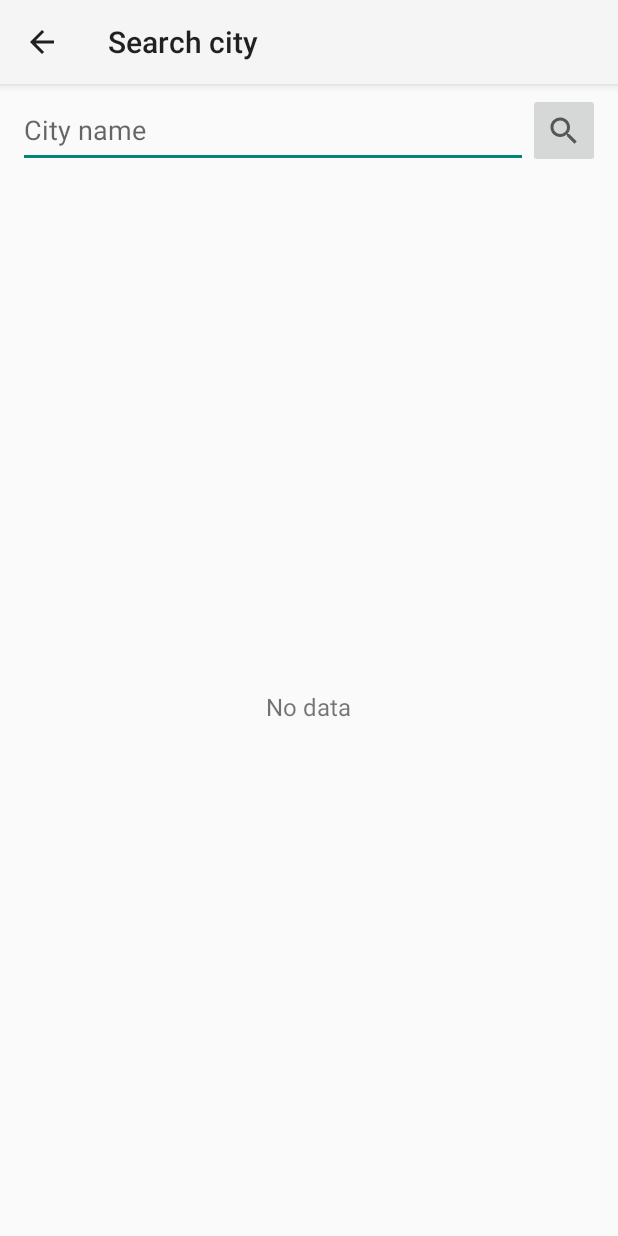
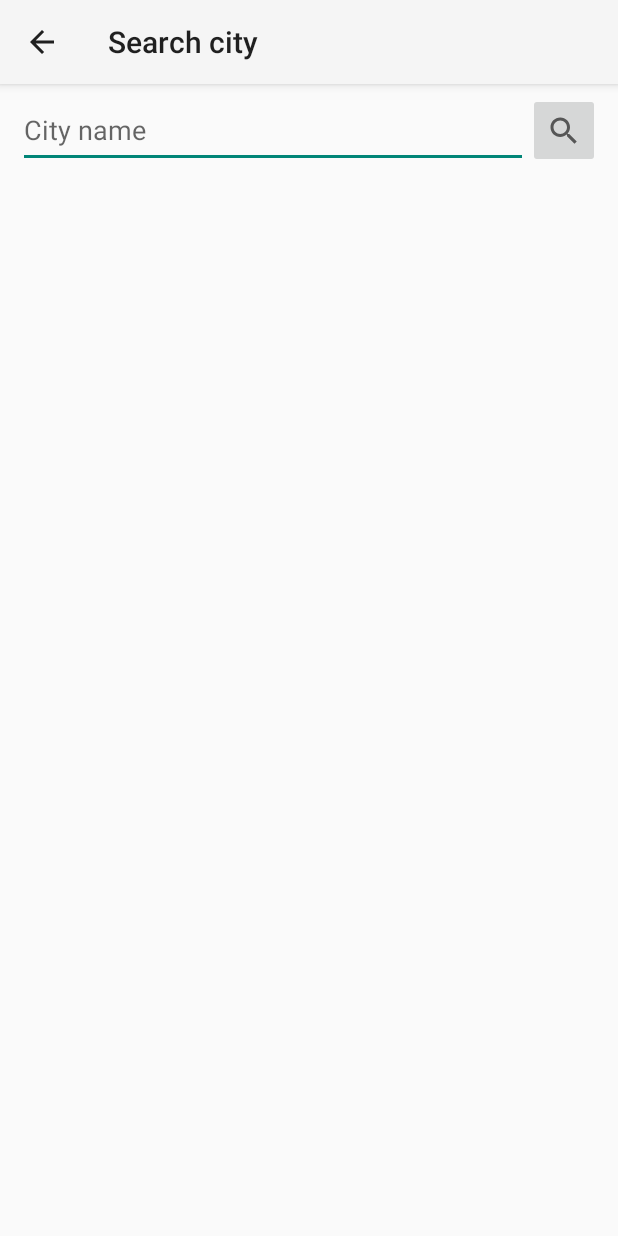
Before and after one commit to runtep/simpleweather, an Android app: the SearchResultsActivity screen opened directly, with no data from a screen before it, on a phone screen of 412 x 824 dp. Run offline under Robolectric (Android 15) with nearby library versions, the phone set to English and light mode, and no system bars.

Commit message:
Improve search result handling
* "No data" label must be hidden in initial state.
  Label must appear in case of empty result only.
* Result of previous search must be cleared if no result found

```diff
--- a/app/src/main/res/layout/search_activity.xml
+++ b/app/src/main/res/layout/search_activity.xml
@@ -41,7 +41,7 @@
             android:layout_width="wrap_content"
             android:layout_height="wrap_content"
             android:layout_gravity="center_vertical|center_horizontal"
-            android:text="@string/no_data"
+            android:text="@null"
             android:textSize="16sp"
             android:visibility="gone" />
     </FrameLayout>
```
Also changed, not shown: app/src/main/java/org/roko/smplweather/activity/SearchResultsActivity.java (+12 -0 lines).
